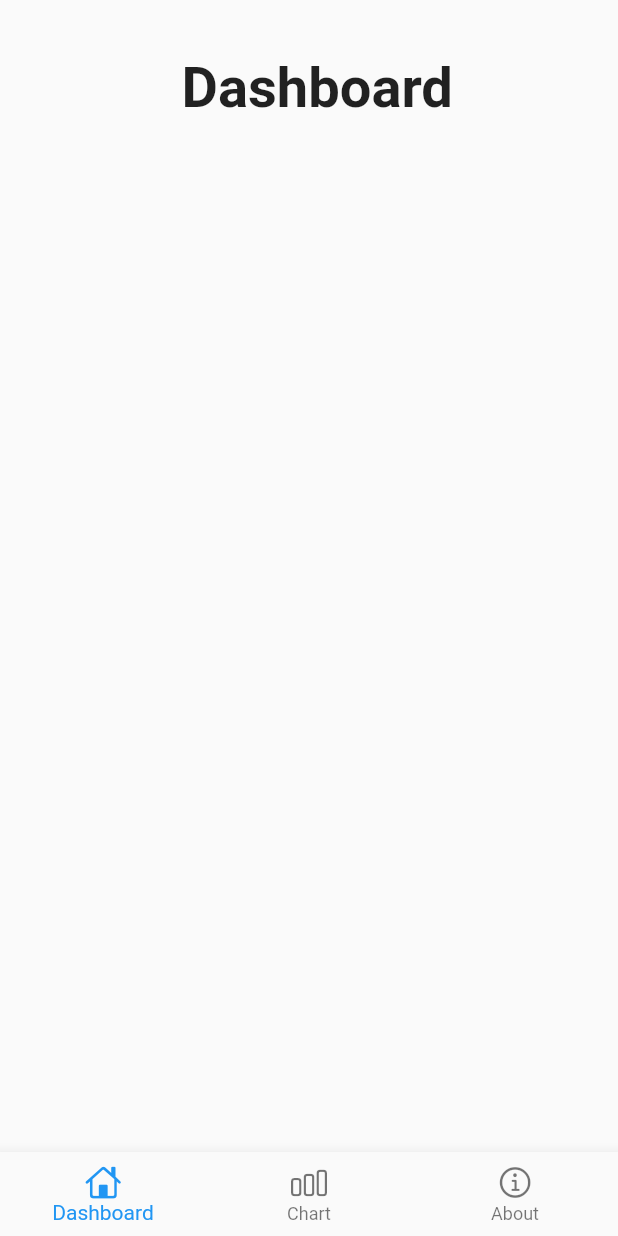
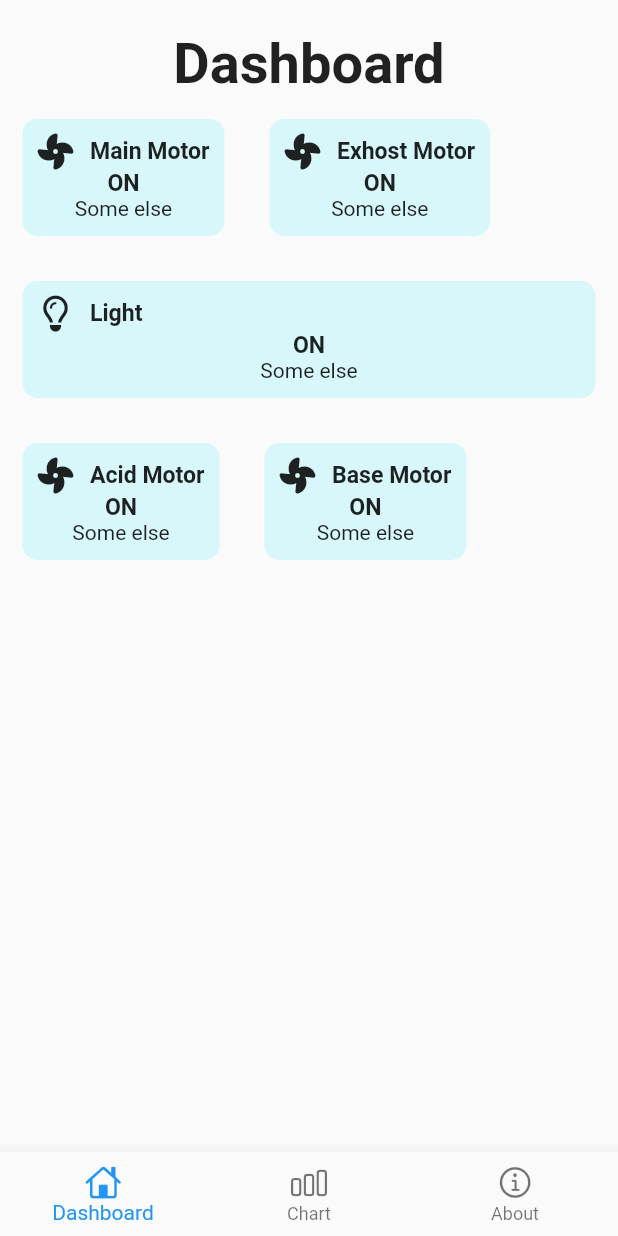
Before and after one commit to rishav-singh-0/hydroponics_app, a Flutter app: the screen it shows after launch, on a phone screen of 412 x 824 dp. Run offline on Flutter 3.47's test engine with Material 2 defaults, Android fonts, the phone set to English and light mode, and no system bars; our stand-ins replace flutter_screenutil, font_awesome_flutter, get, syncfusion_flutter_gauges.

Commit message:
added basic layout

```diff
--- a/lib/views/dashboard_page.dart
+++ b/lib/views/dashboard_page.dart
@@ -1,5 +1,7 @@
 import 'package:flutter/material.dart';
 import 'package:flutter_screenutil/flutter_screenutil.dart';
+import 'package:font_awesome_flutter/font_awesome_flutter.dart';
+import 'package:hydroponics_app/views/components/custom_card.dart';
 
 class DashboardPage extends StatelessWidget {
   const DashboardPage({Key? key}) : super(key: key);
@@ -10,15 +12,46 @@ class DashboardPage extends StatelessWidget {
       body: ListView(physics: const BouncingScrollPhysics(), children: [
         Padding(
           padding: EdgeInsets.only(
-            left: 28.w,
-            right: 18.w,
-            top: 36.h,
+            top: 20.h,
           ),
           child: Column(
             children: [
               Text("Dashboard",
                   style:
                       TextStyle(fontSize: 34.w, fontWeight: FontWeight.bold)),
+              Row(
+                children: const [
+                  ControlCard(
+                      label: "Main Motor",
+                      cardIcon: FontAwesomeIcons.fan,
+                      currentValue: "ON",
+                      child: Text("Some else")),
+                  ControlCard(
+                      label: "Exhost Motor",
+                      cardIcon: FontAwesomeIcons.fan,
+                      currentValue: "ON",
+                      child: Text("Some else"))
+                ],
+              ),
+              const ControlCard(
+                  label: "Light",
+                  cardIcon: FontAwesomeIcons.lightbulb,
+                  currentValue: "ON",
+                  child: Text("Some else")),
+              Row(
+                children: const [
+                  ControlCard(
+                      label: "Acid Motor",
+                      cardIcon: FontAwesomeIcons.fan,
+                      currentValue: "ON",
+                      child: Text("Some else")),
+                  ControlCard(
+                      label: "Base Motor",
+                      cardIcon: FontAwesomeIcons.fan,
+                      currentValue: "ON",
+                      child: Text("Some else")),
+                ],
+              ),
             ],
           ),
         ),
```
